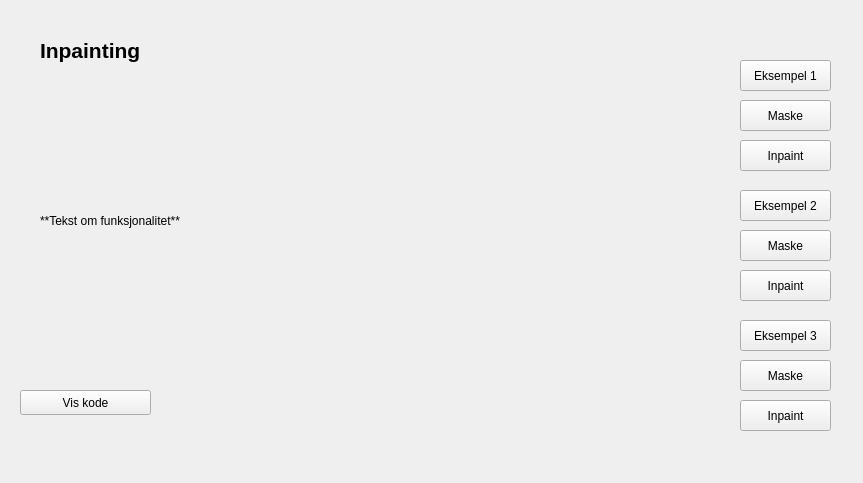
Qt form src/gui/UI/inpainting.ui (jegerud/Sciprog2020project) before a commit.
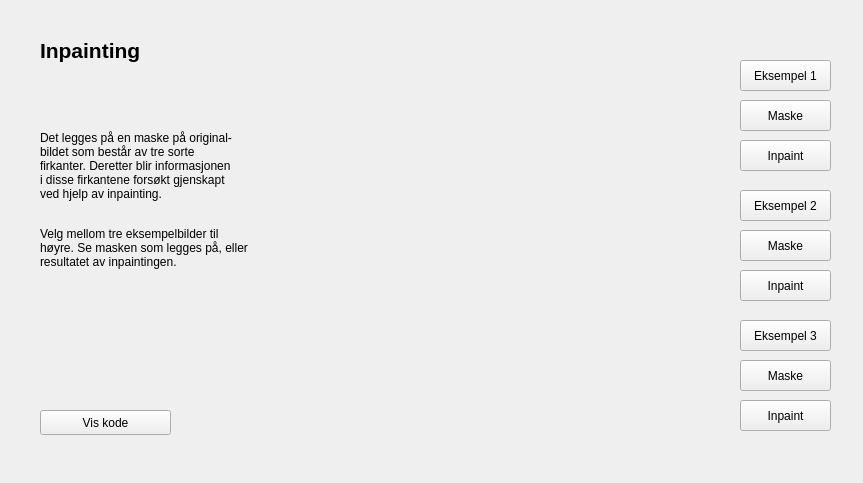
The same form after that commit. Icons and pictures are not drawn.

Commit message: infotekst om inpainting

Patch:
```diff
--- a/src/gui/UI/inpainting.ui
+++ b/src/gui/UI/inpainting.ui
@@ -78,20 +78,20 @@
    <property name="geometry">
     <rect>
      <x>40</x>
-     <y>110</y>
-     <width>191</width>
+     <y>90</y>
+     <width>271</width>
      <height>221</height>
     </rect>
    </property>
    <property name="text">
-    <string>**Tekst om funksjonalitet**</string>
+    <string>&lt;html&gt;&lt;head/&gt;&lt;body&gt;&lt;p&gt;Det legges på en maske på original-&lt;br/&gt;bildet som består av tre sorte &lt;br/&gt;firkanter. Deretter blir informasjonen&lt;br/&gt;i disse firkantene forsøkt gjenskapt&lt;br/&gt;ved hjelp av inpainting.&lt;/p&gt;&lt;p&gt;&lt;br/&gt;Velg mellom tre eksempelbilder til&lt;br/&gt;høyre. Se masken som legges på, eller&lt;br/&gt;resultatet av inpaintingen.&lt;/p&gt;&lt;/body&gt;&lt;/html&gt;</string>
    </property>
   </widget>
   <widget class="QPushButton" name="inpaintingCode">
    <property name="geometry">
     <rect>
-     <x>20</x>
-     <y>390</y>
+     <x>40</x>
+     <y>410</y>
      <width>131</width>
      <height>25</height>
     </rect>
```
